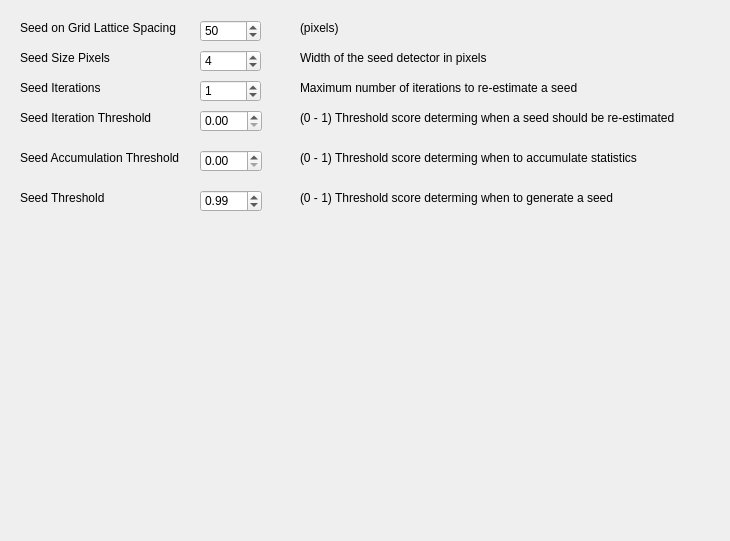
Qt form src/WhiskerToolbox/Whisker_Widget/janelia_config.ui (paulmthompson/WhiskerToolbox) before a commit.
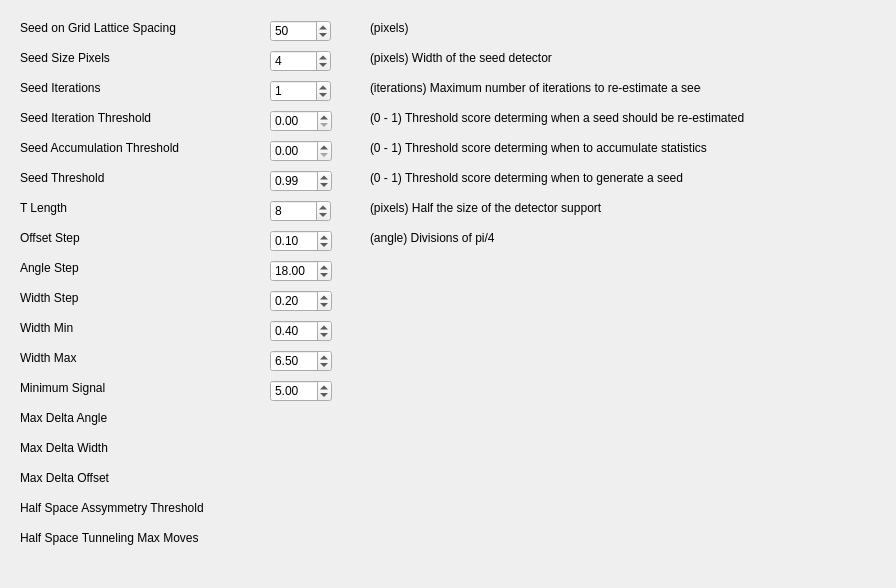
The same form after that commit.

Commit message: added labels for janelia inputs

Diff of the .ui file:
```diff
--- a/src/WhiskerToolbox/Whisker_Widget/janelia_config.ui
+++ b/src/WhiskerToolbox/Whisker_Widget/janelia_config.ui
@@ -6,8 +6,8 @@
    <rect>
     <x>0</x>
     <y>0</y>
-    <width>730</width>
-    <height>541</height>
+    <width>896</width>
+    <height>588</height>
    </rect>
   </property>
   <property name="windowTitle">
@@ -16,7 +16,7 @@
   <widget class="QSpinBox" name="seed_on_grid_lattice_spacing">
    <property name="geometry">
     <rect>
-     <x>200</x>
+     <x>270</x>
      <y>20</y>
      <width>61</width>
      <height>22</height>
@@ -55,7 +55,7 @@
   <widget class="QSpinBox" name="seed_size_px">
    <property name="geometry">
     <rect>
-     <x>200</x>
+     <x>270</x>
      <y>50</y>
      <width>61</width>
      <height>22</height>
@@ -81,7 +81,7 @@
   <widget class="QSpinBox" name="seed_iterations">
    <property name="geometry">
     <rect>
-     <x>200</x>
+     <x>270</x>
      <y>80</y>
      <width>61</width>
      <height>22</height>
@@ -94,7 +94,7 @@
   <widget class="QLabel" name="label_4">
    <property name="geometry">
     <rect>
-     <x>300</x>
+     <x>370</x>
      <y>20</y>
      <width>181</width>
      <height>16</height>
@@ -107,27 +107,27 @@
   <widget class="QLabel" name="label_5">
    <property name="geometry">
     <rect>
-     <x>300</x>
+     <x>370</x>
      <y>50</y>
      <width>261</width>
      <height>16</height>
     </rect>
    </property>
    <property name="text">
-    <string>Width of the seed detector in pixels</string>
+    <string>(pixels) Width of the seed detector</string>
    </property>
   </widget>
   <widget class="QLabel" name="label_6">
    <property name="geometry">
     <rect>
-     <x>300</x>
+     <x>370</x>
      <y>80</y>
      <width>331</width>
      <height>16</height>
     </rect>
    </property>
    <property name="text">
-    <string>Maximum number of iterations to re-estimate a seed</string>
+    <string>(iterations) Maximum number of iterations to re-estimate a seed</string>
    </property>
   </widget>
   <widget class="QLabel" name="label_7">
@@ -146,7 +146,7 @@
   <widget class="QDoubleSpinBox" name="seed_iteration_thres">
    <property name="geometry">
     <rect>
-     <x>200</x>
+     <x>270</x>
      <y>110</y>
      <width>62</width>
      <height>22</height>
@@ -162,7 +162,7 @@
   <widget class="QLabel" name="label_8">
    <property name="geometry">
     <rect>
-     <x>300</x>
+     <x>370</x>
      <y>110</y>
      <width>401</width>
      <height>16</height>
@@ -176,7 +176,7 @@
    <property name="geometry">
     <rect>
      <x>20</x>
-     <y>150</y>
+     <y>140</y>
      <width>161</width>
      <height>16</height>
     </rect>
@@ -188,8 +188,8 @@
   <widget class="QDoubleSpinBox" name="seed_accum_thresh">
    <property name="geometry">
     <rect>
-     <x>200</x>
-     <y>150</y>
+     <x>270</x>
+     <y>140</y>
      <width>62</width>
      <height>22</height>
     </rect>
@@ -204,8 +204,8 @@
   <widget class="QLabel" name="label_10">
    <property name="geometry">
     <rect>
-     <x>300</x>
-     <y>150</y>
+     <x>370</x>
+     <y>140</y>
      <width>401</width>
      <height>16</height>
     </rect>
@@ -218,7 +218,7 @@
    <property name="geometry">
     <rect>
      <x>20</x>
-     <y>190</y>
+     <y>170</y>
      <width>161</width>
      <height>16</height>
     </rect>
@@ -230,8 +230,8 @@
   <widget class="QDoubleSpinBox" name="seed_thres">
    <property name="geometry">
     <rect>
-     <x>200</x>
-     <y>190</y>
+     <x>270</x>
+     <y>170</y>
      <width>62</width>
      <height>22</height>
     </rect>
@@ -249,8 +249,8 @@
   <widget class="QLabel" name="label_12">
    <property name="geometry">
     <rect>
-     <x>300</x>
-     <y>190</y>
+     <x>370</x>
+     <y>170</y>
      <width>401</width>
      <height>16</height>
     </rect>
@@ -259,6 +259,315 @@
     <string>(0 - 1) Threshold score determing when to generate a seed</string>
    </property>
   </widget>
+  <widget class="QLabel" name="label_13">
+   <property name="geometry">
+    <rect>
+     <x>20</x>
+     <y>200</y>
+     <width>49</width>
+     <height>16</height>
+    </rect>
+   </property>
+   <property name="text">
+    <string>T Length</string>
+   </property>
+  </widget>
+  <widget class="QSpinBox" name="tlen">
+   <property name="geometry">
+    <rect>
+     <x>270</x>
+     <y>200</y>
+     <width>61</width>
+     <height>22</height>
+    </rect>
+   </property>
+   <property name="value">
+    <number>8</number>
+   </property>
+  </widget>
+  <widget class="QLabel" name="label_14">
+   <property name="geometry">
+    <rect>
+     <x>370</x>
+     <y>200</y>
+     <width>401</width>
+     <height>16</height>
+    </rect>
+   </property>
+   <property name="text">
+    <string>(pixels) Half the size of the detector support</string>
+   </property>
+  </widget>
+  <widget class="QLabel" name="label_15">
+   <property name="geometry">
+    <rect>
+     <x>20</x>
+     <y>230</y>
+     <width>81</width>
+     <height>16</height>
+    </rect>
+   </property>
+   <property name="text">
+    <string>Offset Step</string>
+   </property>
+  </widget>
+  <widget class="QDoubleSpinBox" name="offset_step">
+   <property name="geometry">
+    <rect>
+     <x>270</x>
+     <y>230</y>
+     <width>62</width>
+     <height>22</height>
+    </rect>
+   </property>
+   <property name="maximum">
+    <double>1.000000000000000</double>
+   </property>
+   <property name="singleStep">
+    <double>0.010000000000000</double>
+   </property>
+   <property name="value">
+    <double>0.100000000000000</double>
+   </property>
+  </widget>
+  <widget class="QLabel" name="label_16">
+   <property name="geometry">
+    <rect>
+     <x>20</x>
+     <y>260</y>
+     <width>81</width>
+     <height>16</height>
+    </rect>
+   </property>
+   <property name="text">
+    <string>Angle Step</string>
+   </property>
+  </widget>
+  <widget class="QLabel" name="label_17">
+   <property name="geometry">
+    <rect>
+     <x>370</x>
+     <y>230</y>
+     <width>401</width>
+     <height>16</height>
+    </rect>
+   </property>
+   <property name="text">
+    <string>(angle) Divisions of pi/4</string>
+   </property>
+  </widget>
+  <widget class="QDoubleSpinBox" name="angle_step">
+   <property name="geometry">
+    <rect>
+     <x>270</x>
+     <y>260</y>
+     <width>62</width>
+     <height>22</height>
+    </rect>
+   </property>
+   <property name="maximum">
+    <double>30.000000000000000</double>
+   </property>
+   <property name="singleStep">
+    <double>0.010000000000000</double>
+   </property>
+   <property name="value">
+    <double>18.000000000000000</double>
+   </property>
+  </widget>
+  <widget class="QLabel" name="label_18">
+   <property name="geometry">
+    <rect>
+     <x>20</x>
+     <y>290</y>
+     <width>81</width>
+     <height>16</height>
+    </rect>
+   </property>
+   <property name="text">
+    <string>Width Step</string>
+   </property>
+  </widget>
+  <widget class="QDoubleSpinBox" name="width_step">
+   <property name="geometry">
+    <rect>
+     <x>270</x>
+     <y>290</y>
+     <width>62</width>
+     <height>22</height>
+    </rect>
+   </property>
+   <property name="maximum">
+    <double>1.000000000000000</double>
+   </property>
+   <property name="singleStep">
+    <double>0.010000000000000</double>
+   </property>
+   <property name="value">
+    <double>0.200000000000000</double>
+   </property>
+  </widget>
+  <widget class="QLabel" name="label_19">
+   <property name="geometry">
+    <rect>
+     <x>20</x>
+     <y>320</y>
+     <width>81</width>
+     <height>16</height>
+    </rect>
+   </property>
+   <property name="text">
+    <string>Width Min</string>
+   </property>
+  </widget>
+  <widget class="QDoubleSpinBox" name="width_min">
+   <property name="geometry">
+    <rect>
+     <x>270</x>
+     <y>320</y>
+     <width>62</width>
+     <height>22</height>
+    </rect>
+   </property>
+   <property name="maximum">
+    <double>1.000000000000000</double>
+   </property>
+   <property name="singleStep">
+    <double>0.010000000000000</double>
+   </property>
+   <property name="value">
+    <double>0.400000000000000</double>
+   </property>
+  </widget>
+  <widget class="QLabel" name="label_20">
+   <property name="geometry">
+    <rect>
+     <x>20</x>
+     <y>350</y>
+     <width>81</width>
+     <height>16</height>
+    </rect>
+   </property>
+   <property name="text">
+    <string>Width Max</string>
+   </property>
+  </widget>
+  <widget class="QDoubleSpinBox" name="width_max">
+   <property name="geometry">
+    <rect>
+     <x>270</x>
+     <y>350</y>
+     <width>62</width>
+     <height>22</height>
+    </rect>
+   </property>
+   <property name="maximum">
+    <double>10.000000000000000</double>
+   </property>
+   <property name="singleStep">
+    <double>0.010000000000000</double>
+   </property>
+   <property name="value">
+    <double>6.500000000000000</double>
+   </property>
+  </widget>
+  <widget class="QLabel" name="label_21">
+   <property name="geometry">
+    <rect>
+     <x>20</x>
+     <y>380</y>
+     <width>161</width>
+     <height>16</height>
+    </rect>
+   </property>
+   <property name="text">
+    <string>Minimum Signal</string>
+   </property>
+  </widget>
+  <widget class="QDoubleSpinBox" name="min_signal">
+   <property name="geometry">
+    <rect>
+     <x>270</x>
+     <y>380</y>
+     <width>62</width>
+     <height>22</height>
+    </rect>
+   </property>
+   <property name="maximum">
+    <double>10.000000000000000</double>
+   </property>
+   <property name="singleStep">
+    <double>0.010000000000000</double>
+   </property>
+   <property name="value">
+    <double>5.000000000000000</double>
+   </property>
+  </widget>
+  <widget class="QLabel" name="label_22">
+   <property name="geometry">
+    <rect>
+     <x>20</x>
+     <y>410</y>
+     <width>161</width>
+     <height>16</height>
+    </rect>
+   </property>
+   <property name="text">
+    <string>Max Delta Angle</string>
+   </property>
+  </widget>
+  <widget class="QLabel" name="label_23">
+   <property name="geometry">
+    <rect>
+     <x>20</x>
+     <y>440</y>
+     <width>161</width>
+     <height>16</height>
+    </rect>
+   </property>
+   <property name="text">
+    <string>Max Delta Width</string>
+   </property>
+  </widget>
+  <widget class="QLabel" name="label_24">
+   <property name="geometry">
+    <rect>
+     <x>20</x>
+     <y>470</y>
+     <width>161</width>
+     <height>16</height>
+    </rect>
+   </property>
+   <property name="text">
+    <string>Max Delta Offset</string>
+   </property>
+  </widget>
+  <widget class="QLabel" name="label_25">
+   <property name="geometry">
+    <rect>
+     <x>20</x>
+     <y>500</y>
+     <width>201</width>
+     <height>16</height>
+    </rect>
+   </property>
+   <property name="text">
+    <string>Half Space Assymmetry Threshold</string>
+   </property>
+  </widget>
+  <widget class="QLabel" name="label_26">
+   <property name="geometry">
+    <rect>
+     <x>20</x>
+     <y>530</y>
+     <width>201</width>
+     <height>16</height>
+    </rect>
+   </property>
+   <property name="text">
+    <string>Half Space Tunneling Max Moves</string>
+   </property>
+  </widget>
  </widget>
  <resources/>
  <connections/>
```
